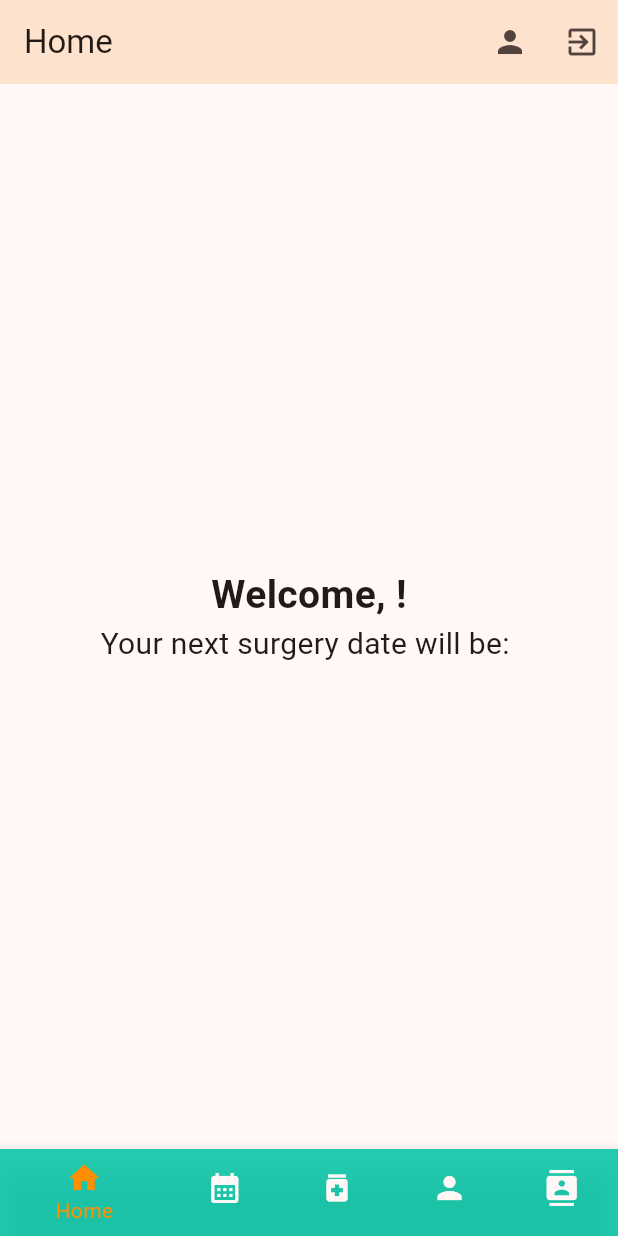
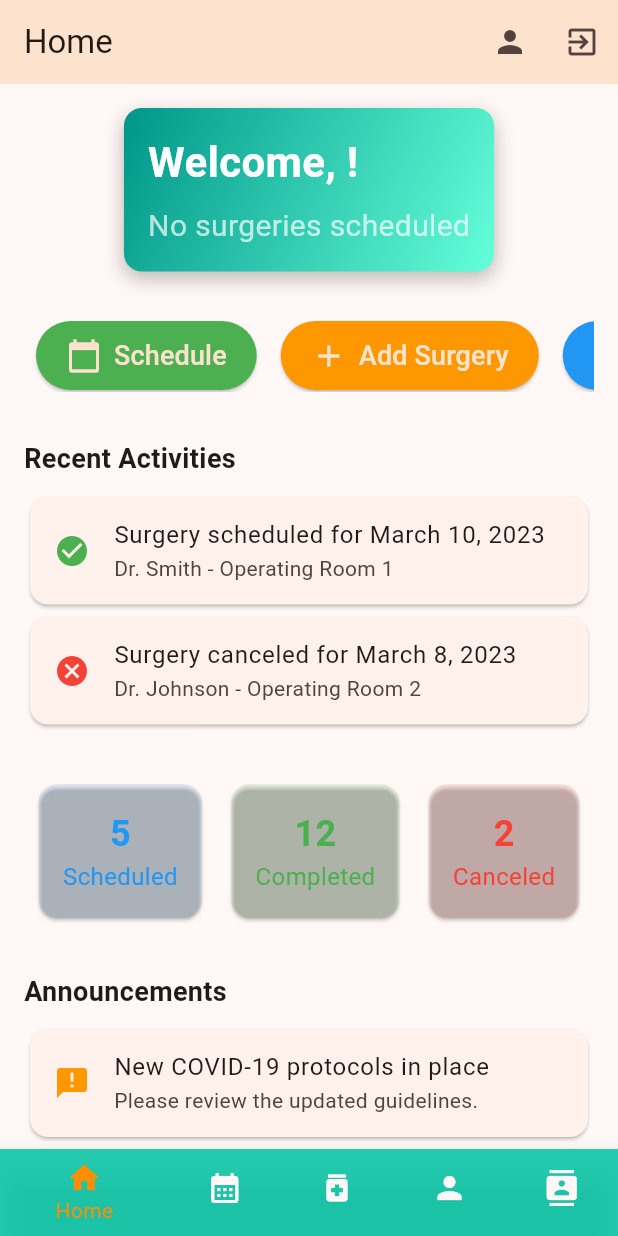
Before and after one commit to harishan-a/schedule-OR, a Flutter app: the screen it shows once a user with an empty profile is signed in, on a phone screen of 412 x 824 dp. Run offline on Flutter 3.47's test engine with Material 3 defaults, Android fonts, the phone set to English and light mode, and no system bars; our stand-ins replace cloud_firestore, dropdown_search, firebase_auth, firebase_core, firebase_messaging, syncfusion_flutter_calendar; accounts and stored records are empty.

Commit message:
Home Page

```diff
--- a/lib/screens/home.dart
+++ b/lib/screens/home.dart
@@ -8,6 +8,8 @@ import 'add_surgery.dart';
 import 'profile.dart';
 import 'doctor_details.dart';
 
+/// HomeScreen is the main screen of the application, providing navigation
+/// to various features like viewing schedules, adding surgeries, and more.
 class HomeScreen extends StatefulWidget {
   const HomeScreen({super.key});
 
@@ -21,27 +23,28 @@ class _HomeScreenState extends State<HomeScreen> {
   int _selectedIndex = 0;
   String _nextSurgeryDate = '';
 
-  // Method to handle Firebase push notifications
+  /// Sets up push notifications for the user.
+  /// Requests permission and subscribes to the 'schedule_updates' topic.
   void setupPushNotifications() async {
     final fcm = FirebaseMessaging.instance;
-
     await fcm.requestPermission();
-    fcm.subscribeToTopic('schedule_updates'); // Subscribing to schedule updates
+    fcm.subscribeToTopic('schedule_updates');
   }
 
   @override
   void initState() {
     super.initState();
-    setupPushNotifications(); // Set up push notifications when the screen is initialized
-    _fetchUserFirstName(); // Fetch user's first name
+    setupPushNotifications();
+    _fetchUserFirstName();
     _fetchNextSurgeryDate();
   }
 
+  /// Fetches the first name of the current user from Firestore.
+  /// Updates the state with the user's first name and stops the loading indicator.
   Future<void> _fetchUserFirstName() async {
     final user = FirebaseAuth.instance.currentUser;
     if (user != null) {
-      final userData =
-          await FirebaseFirestore.instance.collection('users').doc(user.uid).get();
+      final userData = await FirebaseFirestore.instance.collection('users').doc(user.uid).get();
       setState(() {
         _userFirstName = userData['firstName'] ?? '';
         _isLoading = false;
@@ -49,29 +52,30 @@ class _HomeScreenState extends State<HomeScreen> {
     }
   }
 
+  /// Fetches the next surgery date for the current user from Firestore.
+  /// Updates the state with the formatted surgery date or an empty string if not found.
   Future<void> _fetchNextSurgeryDate() async {
     final user = FirebaseAuth.instance.currentUser;
-
     if (user == null || user.uid.isEmpty) {
       print("Error: User is not authenticated or UID is missing");
-    return;  // Exit early if the user is not logged in or UID is empty
+      return;
     }
 
     try {
       final surgeryData = await FirebaseFirestore.instance
           .collection('surgeries')
-        .doc(user.uid) // Use the user ID as the document path
+          .doc(user.uid)
           .get();
 
       if (surgeryData.exists) {
         setState(() {
           _nextSurgeryDate = surgeryData['startTime'] != null
               ? DateFormat('MMMM dd, yyyy').format((surgeryData['startTime'] as Timestamp).toDate())
-            : 'No surgeries scheduled';
+              : '';
         });
       } else {
         setState(() {
-        _nextSurgeryDate = 'No surgeries scheduled';
+          _nextSurgeryDate = '';
         });
       }
     } catch (e) {
@@ -79,21 +83,26 @@ Future<void> _fetchNextSurgeryDate() async {
     }
   }
 
-
+  /// Navigates to the Profile screen.
   void _navigateToProfile() {
     Navigator.of(context).push(MaterialPageRoute(builder: (ctx) => const ProfileScreen()));
   }
 
-
-  void _onItemTapped(int index){
-    if (index == 1){
+  /// Handles navigation based on the selected index in the bottom navigation bar.
+  void _onItemTapped(int index) {
+    switch (index) {
+      case 1:
         Navigator.of(context).push(MaterialPageRoute(builder: (ctx) => ScheduleScreen()));
-    } else if (index == 2){
+        break;
+      case 2:
         Navigator.of(context).push(MaterialPageRoute(builder: (ctx) => AddSurgeryScreen()));
-    } else if (index == 3){
+        break;
+      case 3:
         Navigator.of(context).push(MaterialPageRoute(builder: (ctx) => const ProfileScreen()));
-    } else if (index == 4){
+        break;
+      case 4:
         Navigator.of(context).push(MaterialPageRoute(builder: (ctx) => DoctorDetailsScreen()));
+        break;
     }
   }
 
@@ -106,37 +115,27 @@ Future<void> _fetchNextSurgeryDate() async {
         actions: [
           IconButton(
             icon: const Icon(Icons.person),
-            onPressed: _navigateToProfile, // Navigate to Profile Screen
+            onPressed: _navigateToProfile,
           ),
           IconButton(
             icon: const Icon(Icons.exit_to_app),
             onPressed: () {
-              FirebaseAuth.instance.signOut(); // Log the user out
-              Navigator.of(context).pushReplacementNamed('/auth'); // Redirect to login screen
+              FirebaseAuth.instance.signOut();
+              Navigator.of(context).pushReplacementNamed('/auth');
             },
           ),
         ],
       ),
       body: _isLoading
           ? const Center(child: CircularProgressIndicator())
-          : Center(
+          : SingleChildScrollView(
               child: Column(
-                mainAxisAlignment: MainAxisAlignment.center,
                 children: [
-                  Text(
-                    'Welcome, $_userFirstName!',
-                    style: const TextStyle(
-                      fontSize: 26,
-                      fontWeight: FontWeight.bold,
-                    ),
-                  ),
-                  Text(
-                    'Your next surgery date will be: $_nextSurgeryDate',
-                    style: const TextStyle(
-                      fontSize: 20,
-                      fontWeight: FontWeight.normal,
-                    )
-                  )
+                  _buildWelcomeBanner(),
+                  _buildQuickActions(),
+                  _buildRecentActivities(),
+                  _buildStatistics(),
+                  _buildAnnouncements(),
                 ],
               ),
             ),
@@ -145,26 +144,27 @@ Future<void> _fetchNextSurgeryDate() async {
           BottomNavigationBarItem(
             icon: Icon(Icons.home),
             label: 'Home',
-            backgroundColor:  Color.fromARGB(218, 1, 196, 164),
+            backgroundColor: Color.fromARGB(218, 1, 196, 164),
           ),
           BottomNavigationBarItem(
             icon: Icon(Icons.calendar_month),
             label: 'View Surgery Schedule',
-            backgroundColor:  Color.fromARGB(218, 1, 196, 164),
+            backgroundColor: Color.fromARGB(218, 1, 196, 164),
           ),
           BottomNavigationBarItem(
             icon: Icon(Icons.medication),
             label: 'Add New Surgery',
-            backgroundColor:  Color.fromARGB(248, 230, 203, 150),
+            backgroundColor: Color.fromARGB(248, 230, 203, 150),
           ),
           BottomNavigationBarItem(
             icon: Icon(Icons.person),
             label: 'Profile',
-            backgroundColor:  Color.fromARGB(248, 230, 203, 150),
+            backgroundColor: Color.fromARGB(248, 230, 203, 150),
           ),
-          BottomNavigationBarItem(icon: Icon(Icons.contacts),
+          BottomNavigationBarItem(
+            icon: Icon(Icons.contacts),
             label: 'View Doctor List',
-            backgroundColor:  Color.fromARGB(248, 230, 203, 150),
+            backgroundColor: Color.fromARGB(248, 230, 203, 150),
           ),
         ],
         currentIndex: _selectedIndex,
@@ -174,13 +174,200 @@ Future<void> _fetchNextSurgeryDate() async {
     );
   }
 
+  /// Builds a welcome banner displaying the user's first name and next surgery date.
+  Widget _buildWelcomeBanner() {
+    return Container(
+      padding: const EdgeInsets.all(16),
+      margin: const EdgeInsets.all(16),
+      decoration: BoxDecoration(
+        gradient: LinearGradient(
+          colors: [Colors.teal, Colors.tealAccent],
+          begin: Alignment.topLeft,
+          end: Alignment.bottomRight,
+        ),
+        borderRadius: BorderRadius.circular(12),
+        boxShadow: [
+          BoxShadow(
+            color: Colors.black26,
+            blurRadius: 10,
+            offset: Offset(0, 5),
+          ),
+        ],
+      ),
+      child: Column(
+        crossAxisAlignment: CrossAxisAlignment.start,
+        children: [
+          Text(
+            'Welcome, $_userFirstName!',
+            style: const TextStyle(
+              fontSize: 28,
+              fontWeight: FontWeight.bold,
+              color: Colors.white,
+            ),
+          ),
+          const SizedBox(height: 8),
+          Text(
+            _nextSurgeryDate.isNotEmpty
+                ? 'Your next surgery date is: $_nextSurgeryDate'
+                : 'No surgeries scheduled',
+            style: const TextStyle(
+              fontSize: 20,
+              color: Colors.white70,
+            ),
+          ),
+        ],
+      ),
+    );
+  }
+
+  /// Builds a row of quick action buttons for easy navigation.
+  Widget _buildQuickActions() {
+    return Padding(
+      padding: const EdgeInsets.all(16),
+      child: SingleChildScrollView(
+        scrollDirection: Axis.horizontal,
+        child: Row(
+          children: [
+            _buildActionButton(
+              label: 'Schedule',
+              icon: Icons.calendar_today,
+              onPressed: () => Navigator.of(context).push(MaterialPageRoute(builder: (ctx) => ScheduleScreen())),
+              color: Colors.green,
+            ),
+            _buildActionButton(
+              label: 'Add Surgery',
+              icon: Icons.add,
+              onPressed: () => Navigator.of(context).push(MaterialPageRoute(builder: (ctx) => AddSurgeryScreen())),
+              color: Colors.orange,
+            ),
+            _buildActionButton(
+              label: 'Profile',
+              icon: Icons.person,
+              onPressed: _navigateToProfile,
+              color: Colors.blue,
+            ),
+          ],
+        ),
+      ),
+    );
+  }
+
+  /// Builds a section displaying recent activities related to surgeries.
+  Widget _buildRecentActivities() {
+    return Padding(
+      padding: const EdgeInsets.all(16),
+      child: Column(
+        crossAxisAlignment: CrossAxisAlignment.start,
+        children: [
+          const Text(
+            'Recent Activities',
+            style: TextStyle(fontSize: 18, fontWeight: FontWeight.bold),
+          ),
+          const SizedBox(height: 8),
+          Card(
+            child: ListTile(
+              leading: Icon(Icons.check_circle, color: Colors.green),
+              title: Text('Surgery scheduled for March 10, 2023'),
+              subtitle: Text('Dr. Smith - Operating Room 1'),
+            ),
+          ),
+          Card(
+            child: ListTile(
+              leading: Icon(Icons.cancel, color: Colors.red),
+              title: Text('Surgery canceled for March 8, 2023'),
+              subtitle: Text('Dr. Johnson - Operating Room 2'),
+            ),
+          ),
+        ],
+      ),
+    );
+  }
+
+  /// Builds a row of statistics cards showing surgery counts.
+  Widget _buildStatistics() {
+    return Padding(
+      padding: const EdgeInsets.all(16),
+      child: Row(
+        mainAxisAlignment: MainAxisAlignment.spaceAround,
+        children: [
+          _buildStatisticCard('Scheduled', '5', Colors.blue),
+          _buildStatisticCard('Completed', '12', Colors.green),
+          _buildStatisticCard('Canceled', '2', Colors.red),
+        ],
+      ),
+    );
+  }
+
+  /// Builds a card displaying a statistic with a title and count.
+  Widget _buildStatisticCard(String title, String count, Color color) {
+    return Card(
+      color: color.withOpacity(0.1),
+      child: Padding(
+        padding: const EdgeInsets.all(16),
+        child: Column(
+          children: [
+            Text(
+              count,
+              style: TextStyle(fontSize: 24, fontWeight: FontWeight.bold, color: color),
+            ),
+            Text(
+              title,
+              style: TextStyle(fontSize: 16, color: color),
+            ),
+          ],
+        ),
+      ),
+    );
+  }
+
+  /// Builds a section displaying announcements.
+  Widget _buildAnnouncements() {
+    return Padding(
+      padding: const EdgeInsets.all(16),
+      child: Column(
+        crossAxisAlignment: CrossAxisAlignment.start,
+        children: [
+          const Text(
+            'Announcements',
+            style: TextStyle(fontSize: 18, fontWeight: FontWeight.bold),
+          ),
+          const SizedBox(height: 8),
+          Card(
+            child: ListTile(
+              leading: Icon(Icons.announcement, color: Colors.orange),
+              title: Text('New COVID-19 protocols in place'),
+              subtitle: Text('Please review the updated guidelines.'),
+            ),
+          ),
+          Card(
+            child: ListTile(
+              leading: Icon(Icons.announcement, color: Colors.orange),
+              title: Text('Maintenance scheduled for March 15, 2023'),
+              subtitle: Text('The system will be down from 2 AM to 4 AM.'),
+            ),
+          ),
+          Card(
+            child: ListTile(
+              leading: Icon(Icons.announcement, color: Colors.orange),
+              title: Text('New feature release'),
+              subtitle: Text('Check out the new surgery tracking feature.'),
+            ),
+          ),
+        ],
+      ),
+    );
+  }
+
+  /// Builds an action button with a label, icon, and color.
   Widget _buildActionButton({
     required String label,
     required IconData icon,
     required VoidCallback onPressed,
     required Color color,
   }) {
-    return ElevatedButton.icon(
+    return Padding(
+      padding: const EdgeInsets.symmetric(horizontal: 8.0),
+      child: ElevatedButton.icon(
         icon: Icon(icon, size: 24),
         label: Text(
           label,
@@ -189,9 +376,10 @@ Future<void> _fetchNextSurgeryDate() async {
         onPressed: onPressed,
         style: ElevatedButton.styleFrom(
           backgroundColor: color,
-        padding: const EdgeInsets.symmetric(horizontal: 50, vertical: 20),
+          padding: const EdgeInsets.symmetric(horizontal: 20, vertical: 10),
           shape: RoundedRectangleBorder(
             borderRadius: BorderRadius.circular(30),
+          ),
         ),
       ),
     );
```
Lines whose indentation alone changed are shown as unchanged.
